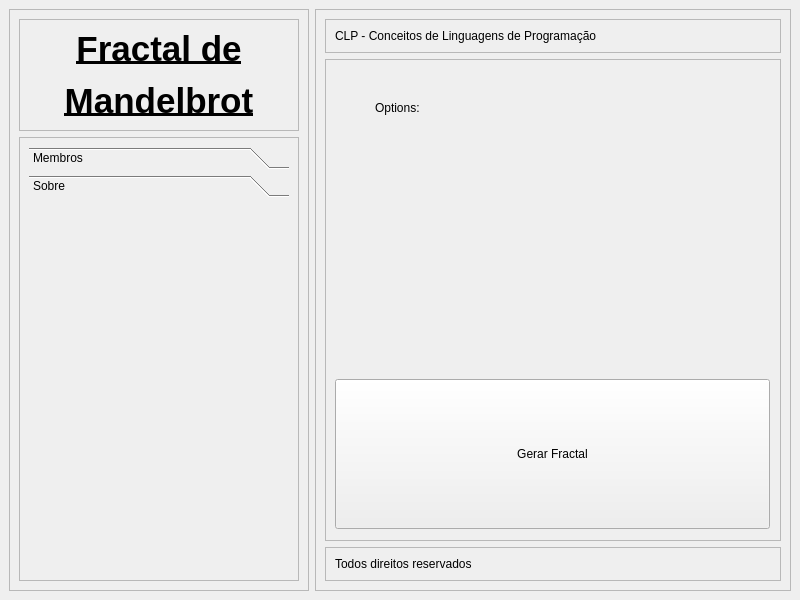
Before: the Qt Designer form Fractal de Mandelbrot/interface/interface.ui in juathanduarte/clp, drawn with Qt 5.
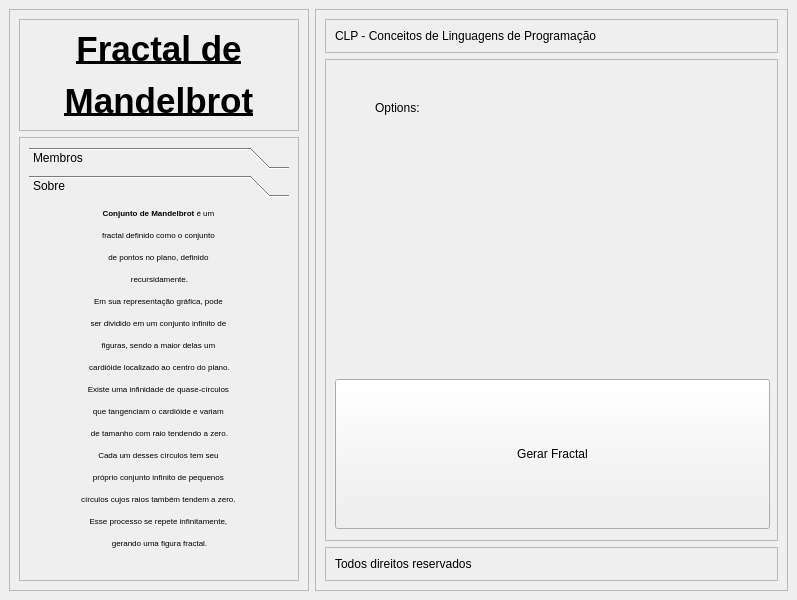
After: the same form once the commit is applied. The open tabs and pages were chosen to show the change. Icons and pictures are not drawn.

```diff
--- a/Fractal de Mandelbrot/interface/interface.ui
+++ b/Fractal de Mandelbrot/interface/interface.ui
@@ -6,7 +6,7 @@
    <rect>
     <x>0</x>
     <y>0</y>
-    <width>800</width>
+    <width>797</width>
     <height>600</height>
    </rect>
   </property>
@@ -142,6 +142,19 @@
              <attribute name="label">
               <string>Sobre</string>
              </attribute>
+             <widget class="QLabel" name="label">
+              <property name="geometry">
+               <rect>
+                <x>10</x>
+                <y>0</y>
+                <width>241</width>
+                <height>351</height>
+               </rect>
+              </property>
+              <property name="text">
+               <string>&lt;html&gt;&lt;head/&gt;&lt;body&gt;&lt;p align=&quot;center&quot;&gt;&lt;span style=&quot; font-size:6pt; font-weight:600;&quot;&gt;Conjunto de Mandelbrot&lt;/span&gt;&lt;span style=&quot; font-size:6pt;&quot;&gt; é um &lt;/span&gt;&lt;/p&gt;&lt;p align=&quot;center&quot;&gt;&lt;span style=&quot; font-size:6pt;&quot;&gt;fractal definido como o conjunto &lt;/span&gt;&lt;/p&gt;&lt;p align=&quot;center&quot;&gt;&lt;span style=&quot; font-size:6pt;&quot;&gt;de pontos no plano, definido &lt;/span&gt;&lt;/p&gt;&lt;p align=&quot;center&quot;&gt;&lt;span style=&quot; font-size:6pt;&quot;&gt;recursidamente.&lt;/span&gt;&lt;/p&gt;&lt;p align=&quot;center&quot;&gt;&lt;span style=&quot; font-size:6pt;&quot;&gt;Em sua representação gráfica, pode &lt;/span&gt;&lt;/p&gt;&lt;p align=&quot;center&quot;&gt;&lt;span style=&quot; font-size:6pt;&quot;&gt;ser dividido em um conjunto infinito de &lt;/span&gt;&lt;/p&gt;&lt;p align=&quot;center&quot;&gt;&lt;span style=&quot; font-size:6pt;&quot;&gt;figuras, sendo a maior delas um &lt;/span&gt;&lt;/p&gt;&lt;p align=&quot;center&quot;&gt;&lt;span style=&quot; font-size:6pt;&quot;&gt;cardióide localizado ao centro do plano.&lt;/span&gt;&lt;/p&gt;&lt;p align=&quot;center&quot;&gt;&lt;span style=&quot; font-size:6pt;&quot;&gt;Existe uma infinidade de quase-círculos &lt;/span&gt;&lt;/p&gt;&lt;p align=&quot;center&quot;&gt;&lt;span style=&quot; font-size:6pt;&quot;&gt;que tangenciam o cardióide e variam &lt;/span&gt;&lt;/p&gt;&lt;p align=&quot;center&quot;&gt;&lt;span style=&quot; font-size:6pt;&quot;&gt;de tamanho com raio tendendo a zero.&lt;/span&gt;&lt;/p&gt;&lt;p align=&quot;center&quot;&gt;&lt;span style=&quot; font-size:6pt;&quot;&gt;Cada um desses círculos tem seu &lt;/span&gt;&lt;/p&gt;&lt;p align=&quot;center&quot;&gt;&lt;span style=&quot; font-size:6pt;&quot;&gt;próprio conjunto infinito de pequenos &lt;/span&gt;&lt;/p&gt;&lt;p align=&quot;center&quot;&gt;&lt;span style=&quot; font-size:6pt;&quot;&gt;círculos cujos raios também tendem a zero. &lt;/span&gt;&lt;/p&gt;&lt;p align=&quot;center&quot;&gt;&lt;span style=&quot; font-size:6pt;&quot;&gt;Esse processo se repete infinitamente, &lt;/span&gt;&lt;/p&gt;&lt;p align=&quot;center&quot;&gt;&lt;span style=&quot; font-size:6pt;&quot;&gt;gerando uma figura fractal.&lt;/span&gt;&lt;/p&gt;&lt;/body&gt;&lt;/html&gt;</string>
+              </property>
+             </widget>
             </widget>
            </widget>
           </item>
```
